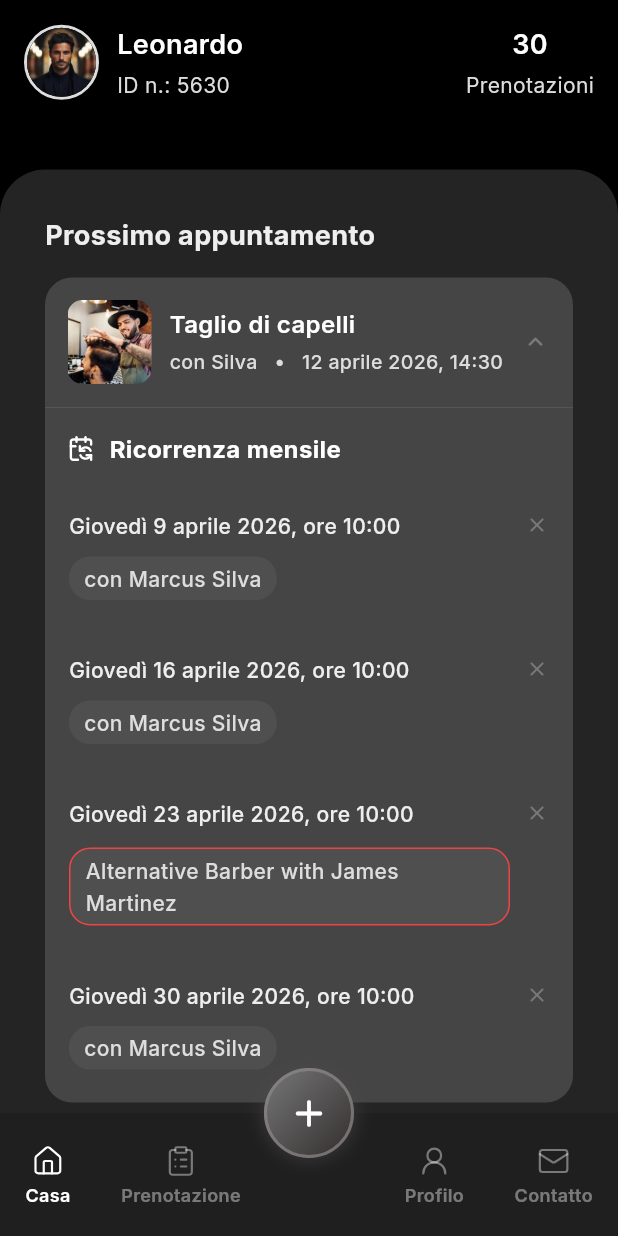
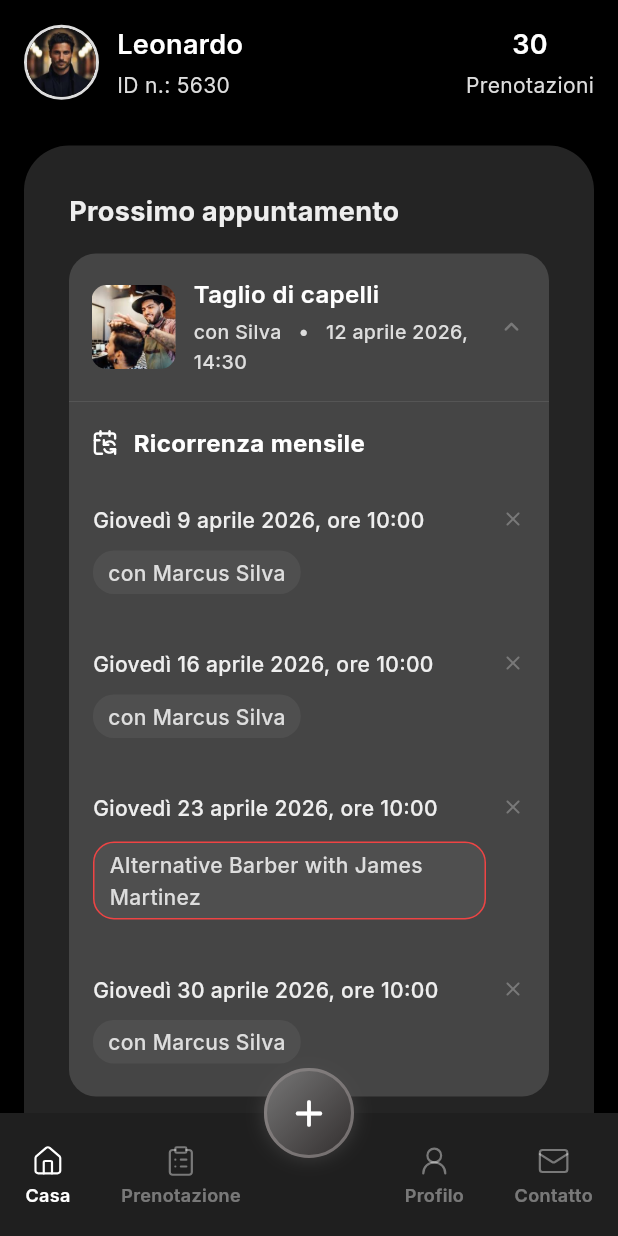
Before and after one commit to maisha-fariha/encoderit-barbar, a Flutter app: the HomePage screen opened by its route, on a phone screen of 412 x 824 dp. Run offline on Flutter 3.47's test engine with Material 3 defaults, Android fonts, the phone set to English and light mode, and no system bars; our stand-ins replace connectivity_plus, dartz, dio, flutter_screenutil, flutter_svg, freezed_annotation and 6 more; accounts and stored records are empty.

Commit message:
feat: implement responsive layout and scaling for `HomePage`
- Integrate `gems_responsive` to handle device-specific layouts.
- Implement dynamic padding, maximum content width, and font scaling based on screen size (small, medium, large).
- Wrap the main content in a `ConstrainedBox` and `Center` to maintain alignment on larger displays.
- Adjust `HomePage` and `_UpcomingCard` components to use responsive values for spacing and typography.
- Refactor `SingleChildScrollView` to include bottom padding considering system safe areas.

```diff
--- a/lib/pages/home_page.dart
+++ b/lib/pages/home_page.dart
@@ -1,5 +1,6 @@
 import 'package:flutter/material.dart';
 import 'package:flutter_svg/flutter_svg.dart';
+import 'package:gems_responsive/gems_responsive.dart';
 import 'package:get/get.dart';
 import 'package:google_fonts/google_fonts.dart';
 
@@ -18,15 +19,39 @@ class _HomePageState extends State<HomePage> {
 
   @override
   Widget build(BuildContext context) {
+    final isLarge = ResponsiveHelper.isLargeDevice(context);
+    final pad = MediaQuery.paddingOf(context);
+    final hPad = ResponsiveHelper.getResponsiveValue<double>(
+      context,
+      small: 16,
+      medium: 22,
+      large: 28,
+    );
+    final contentMaxWidth = ResponsiveHelper.getResponsiveValue<double>(
+      context,
+      small: double.infinity,
+      large: 980,
+    );
+    final fontScale = ResponsiveHelper.getResponsiveValue<double>(
+      context,
+      small: 1.0,
+      medium: 1.12,
+      large: 1.28,
+    );
+
     return Scaffold(
       backgroundColor: Colors.black,
       body: SafeArea(
         child: SingleChildScrollView(
+          padding: EdgeInsets.only(bottom: 120 + pad.bottom),
+          child: Center(
+            child: ConstrainedBox(
+              constraints: BoxConstraints(maxWidth: contentMaxWidth),
               child: Column(
                 crossAxisAlignment: CrossAxisAlignment.stretch,
                 children: [
                   Padding(
-                padding: const EdgeInsets.all(16.0),
+                    padding: EdgeInsets.fromLTRB(hPad, 16, hPad, 0),
                     child: Row(
                   children: [
                     Container(
@@ -56,7 +81,7 @@ class _HomePageState extends State<HomePage> {
                             'Leonardo',
                             style: GoogleFonts.inter(
                               color: const Color(0xFFFFFFFF),
-                              fontSize: 18,
+                              fontSize: 18 * fontScale,
                               fontWeight: FontWeight.w600,
                               height: 1.5,
                             ),
@@ -66,7 +91,7 @@ class _HomePageState extends State<HomePage> {
                             'ID n.: 5630',
                             style: GoogleFonts.inter(
                               color: const Color(0xFFDDDDDD),
-                              fontSize: 14,
+                              fontSize: 14 * fontScale,
                               fontWeight: FontWeight.w400,
                             ),
                           ),
@@ -80,7 +105,7 @@ class _HomePageState extends State<HomePage> {
                           '30',
                           style: GoogleFonts.inter(
                             color: const Color(0xFFFFFFFF),
-                            fontSize: 18,
+                            fontSize: 18 * fontScale,
                             fontWeight: FontWeight.w600,
                             height: 1.5,
                           ),
@@ -90,7 +115,7 @@ class _HomePageState extends State<HomePage> {
                           'Prenotazioni',
                           style: GoogleFonts.inter(
                             color: const Color(0xFFDDDDDD),
-                            fontSize: 14,
+                            fontSize: 14 * fontScale,
                             fontWeight: FontWeight.w400,
                           ),
                         ),
@@ -101,9 +126,10 @@ class _HomePageState extends State<HomePage> {
                   ),
                   const SizedBox(height: 30),
                   Container(
-                padding: EdgeInsets.all(30),
-                decoration: BoxDecoration(
-                  color: const Color(0xFF242424),
+                    margin: EdgeInsets.symmetric(horizontal: hPad),
+                    padding: EdgeInsets.all(isLarge ? 34 : 30),
+                    decoration: const BoxDecoration(
+                      color: Color(0xFF242424),
                       borderRadius: BorderRadius.only(
                         topLeft: Radius.circular(30),
                         topRight: Radius.circular(30),
@@ -138,8 +164,8 @@ class _HomePageState extends State<HomePage> {
                               child: Text(
                                 'Prenotazione di un servizio',
                                 style: GoogleFonts.inter(
-                              color: Color(0xFF000000),
-                              fontSize: 16,
+                                  color: const Color(0xFF000000),
+                                  fontSize: 16 * fontScale,
                                   fontWeight: FontWeight.w600,
                                   height: 1.5,
                                 ),
@@ -150,7 +176,10 @@ class _HomePageState extends State<HomePage> {
                       ],
                     ),
                   ),
+                  const SizedBox(height: 18),
                 ],
+              ),
+            ),
           ),
         ),
       ),
@@ -208,6 +237,12 @@ class _UpcomingCard extends StatelessWidget {
 
   @override
   Widget build(BuildContext context) {
+    final fontScale = ResponsiveHelper.getResponsiveValue<double>(
+      context,
+      small: 1.0,
+      medium: 1.08,
+      large: 1.22,
+    );
     final items = const <_UpcomingItem>[
       _UpcomingItem(
         title: 'Taglio di capelli',
@@ -239,7 +274,7 @@ class _UpcomingCard extends StatelessWidget {
           'Prossimo appuntamento',
           style: GoogleFonts.inter(
             color: const Color(0xFFEEEEEE),
-            fontSize: 18,
+            fontSize: 18 * fontScale,
             fontWeight: FontWeight.w700,
             height: 1.5,
           ),
@@ -275,6 +310,12 @@ class _UpcomingAccordionItem extends StatelessWidget {
 
   @override
   Widget build(BuildContext context) {
+    final fontScale = ResponsiveHelper.getResponsiveValue<double>(
+      context,
+      small: 1.0,
+      medium: 1.08,
+      large: 1.22,
+    );
     return AnimatedContainer(
       duration: const Duration(milliseconds: 220),
       curve: Curves.easeOut,
@@ -309,7 +350,7 @@ class _UpcomingAccordionItem extends StatelessWidget {
                           item.title,
                           style: GoogleFonts.inter(
                             color: const Color(0xFFFFFFFF),
-                            fontSize: 16,
+                            fontSize: 16 * fontScale,
                             fontWeight: FontWeight.w600,
                             height: 1.5,
                           ),
@@ -319,7 +360,7 @@ class _UpcomingAccordionItem extends StatelessWidget {
                           '${item.subtitle}   •   ${item.dateText}',
                           style: GoogleFonts.inter(
                             color: const Color(0xFFDDDDDD),
-                            fontSize: 13,
+                            fontSize: 13 * fontScale,
                             fontWeight: FontWeight.w500,
                             height: 1.5,
                           ),
@@ -361,7 +402,7 @@ class _UpcomingAccordionItem extends StatelessWidget {
                           'Ricorrenza mensile',
                           style: GoogleFonts.inter(
                             color: Color(0xFFFFFFFF),
-                            fontSize: 16,
+                            fontSize: 16 * fontScale,
                             fontWeight: FontWeight.w700,
                             height: 1.5,
                           ),
@@ -427,6 +468,12 @@ class _RecurrenceRow extends StatelessWidget {
 
   @override
   Widget build(BuildContext context) {
+    final fontScale = ResponsiveHelper.getResponsiveValue<double>(
+      context,
+      small: 1.0,
+      medium: 1.08,
+      large: 1.22,
+    );
     return Padding(
       padding: const EdgeInsets.fromLTRB(0, 14, 0, 14),
       child: Row(
@@ -440,7 +487,7 @@ class _RecurrenceRow extends StatelessWidget {
                   text,
                   style: GoogleFonts.inter(
                     color: const Color(0xFFEEEEEE),
-                    fontSize: 14,
+                    fontSize: 14 * fontScale,
                     fontWeight: FontWeight.w500,
                     height: 1.5,
                   ),
@@ -459,7 +506,7 @@ class _RecurrenceRow extends StatelessWidget {
                     pillText,
                     style: GoogleFonts.inter(
                       color: const Color(0xFFDDDDDD),
-                      fontSize: 14,
+                      fontSize: 14 * fontScale,
                       fontWeight: FontWeight.w500,
                       height: 1.5,
                     ),
@@ -491,6 +538,12 @@ class _RecurrenceAltRow extends StatelessWidget {
 
   @override
   Widget build(BuildContext context) {
+    final fontScale = ResponsiveHelper.getResponsiveValue<double>(
+      context,
+      small: 1.0,
+      medium: 1.08,
+      large: 1.22,
+    );
     return Padding(
       padding: const EdgeInsets.fromLTRB(0, 14, 0, 14),
       child: Row(
@@ -504,7 +557,7 @@ class _RecurrenceAltRow extends StatelessWidget {
                   text,
                   style: GoogleFonts.inter(
                     color: Color(0xFFEEEEEE),
-                    fontSize: 14,
+                    fontSize: 14 * fontScale,
                     fontWeight: FontWeight.w500,
                     height: 1.5,
                   ),
@@ -527,7 +580,7 @@ class _RecurrenceAltRow extends StatelessWidget {
                     altText,
                     style: GoogleFonts.inter(
                       color: const Color(0xFFDDDDDD),
-                      fontSize: 14,
+                      fontSize: 14 * fontScale,
                       fontWeight: FontWeight.w500,
                       height: 1.5,
                     ),
```
Lines whose indentation alone changed are shown as unchanged.
